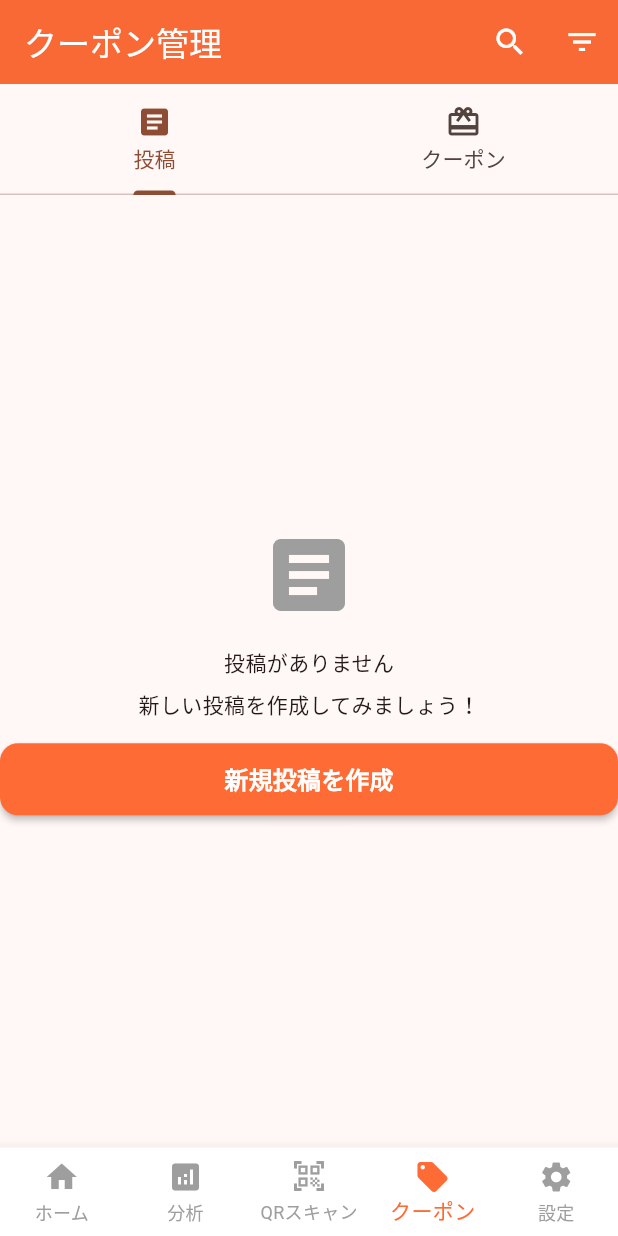
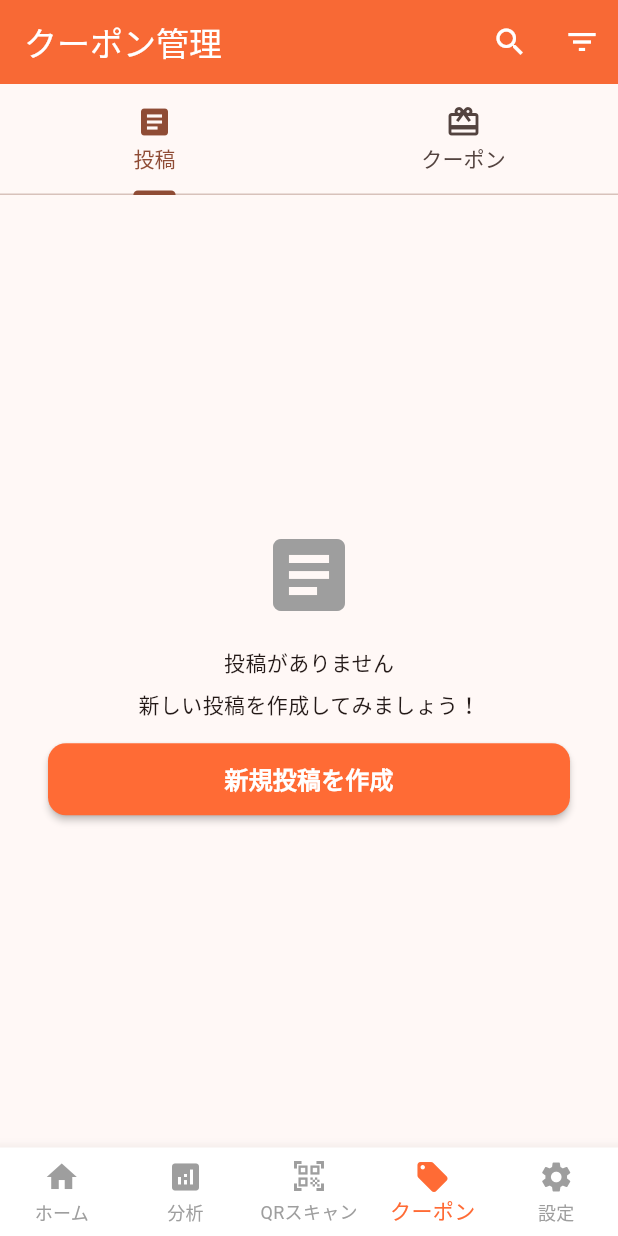
Before and after one commit to minimalistHiro/GrouMapAppStore, a Flutter app: the screen it shows once a user with an empty profile is signed in, item 4 of the bottom bar chosen, on a phone screen of 412 x 824 dp. Run offline on Flutter 3.47's test engine with Material 3 defaults, Android fonts, the phone set to English and light mode, and no system bars; our stand-ins replace cloud_firestore, cloud_functions, firebase_auth, firebase_core, firebase_storage, fl_chart and 6 more; missing offline and left inert: mobile_scanner; accounts and stored records are empty; network calls fail.

Commit message:
Update coupons, payment, and posts views

```diff
--- a/lib/views/coupons/coupons_view.dart
+++ b/lib/views/coupons/coupons_view.dart
@@ -117,7 +117,9 @@ class CouponsView extends ConsumerWidget {
                 const SizedBox(height: 8),
                 const Text('新しい投稿を作成してみましょう！'),
                 const SizedBox(height: 16),
-                CustomButton(
+                Padding(
+                  padding: const EdgeInsets.symmetric(horizontal: 32),
+                  child: CustomButton(
                     text: '新規投稿を作成',
                     onPressed: () {
                       Navigator.of(context).push(
@@ -126,6 +128,7 @@ class CouponsView extends ConsumerWidget {
                         ),
                       );
                     },
+                  ),
                 ),
               ],
             ),
@@ -136,7 +139,7 @@ class CouponsView extends ConsumerWidget {
           children: [
             // 新規投稿作成ボタン
             Padding(
-              padding: const EdgeInsets.all(16),
+              padding: const EdgeInsets.symmetric(horizontal: 32, vertical: 16),
               child: SizedBox(
                 width: double.infinity,
                 child: CustomButton(
@@ -422,7 +425,9 @@ class CouponsView extends ConsumerWidget {
                 const SizedBox(height: 8),
                 const Text('新しいクーポンを作成してみましょう！'),
                 const SizedBox(height: 16),
-                CustomButton(
+                Padding(
+                  padding: const EdgeInsets.symmetric(horizontal: 32),
+                  child: CustomButton(
                     text: '新規クーポンを作成',
                     onPressed: () {
                       Navigator.of(context).push(
@@ -431,6 +436,7 @@ class CouponsView extends ConsumerWidget {
                         ),
                       );
                     },
+                  ),
                 ),
               ],
             ),
@@ -441,7 +447,7 @@ class CouponsView extends ConsumerWidget {
           children: [
             // 新規クーポン作成ボタン
             Padding(
-              padding: const EdgeInsets.all(16),
+              padding: const EdgeInsets.symmetric(horizontal: 32, vertical: 16),
               child: SizedBox(
                 width: double.infinity,
                 child: CustomButton(
@@ -554,7 +560,9 @@ class CouponsView extends ConsumerWidget {
                 const SizedBox(height: 8),
                 const Text('非公開または期限切れのクーポンが表示されます'),
                 const SizedBox(height: 16),
-                CustomButton(
+                Padding(
+                  padding: const EdgeInsets.symmetric(horizontal: 32),
+                  child: CustomButton(
                     text: '新規クーポンを作成',
                     onPressed: () {
                       Navigator.of(context).push(
@@ -563,6 +571,7 @@ class CouponsView extends ConsumerWidget {
                         ),
                       );
                     },
+                  ),
                 ),
               ],
             ),
@@ -573,7 +582,7 @@ class CouponsView extends ConsumerWidget {
           children: [
             // 新規クーポン作成ボタン
             Padding(
-              padding: const EdgeInsets.all(16),
+              padding: const EdgeInsets.symmetric(horizontal: 32, vertical: 16),
               child: SizedBox(
                 width: double.infinity,
                 child: CustomButton(
@@ -662,7 +671,9 @@ class CouponsView extends ConsumerWidget {
                 const SizedBox(height: 8),
                 const Text('クーポンを作成すると統計が表示されます'),
                 const SizedBox(height: 16),
-                CustomButton(
+                Padding(
+                  padding: const EdgeInsets.symmetric(horizontal: 32),
+                  child: CustomButton(
                     text: '新規クーポンを作成',
                     onPressed: () {
                       Navigator.of(context).push(
@@ -671,6 +682,7 @@ class CouponsView extends ConsumerWidget {
                         ),
                       );
                     },
+                  ),
                 ),
               ],
             ),
@@ -692,7 +704,7 @@ class CouponsView extends ConsumerWidget {
           children: [
             // 新規クーポン作成ボタン
             Padding(
-              padding: const EdgeInsets.all(16),
+              padding: const EdgeInsets.symmetric(horizontal: 32, vertical: 16),
               child: SizedBox(
                 width: double.infinity,
                 child: CustomButton(
```
Also changed, not shown: lib/views/coupons/create_coupon_view.dart (+38 -6 lines), lib/views/payment/store_payment_view.dart (+13 -3 lines), lib/views/posts/create_post_view.dart (+38 -6 lines). Lines whose indentation alone changed are shown as unchanged.
